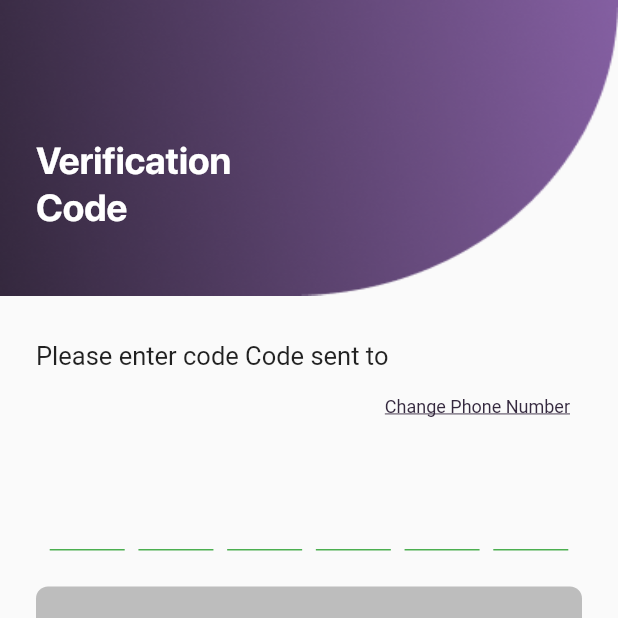
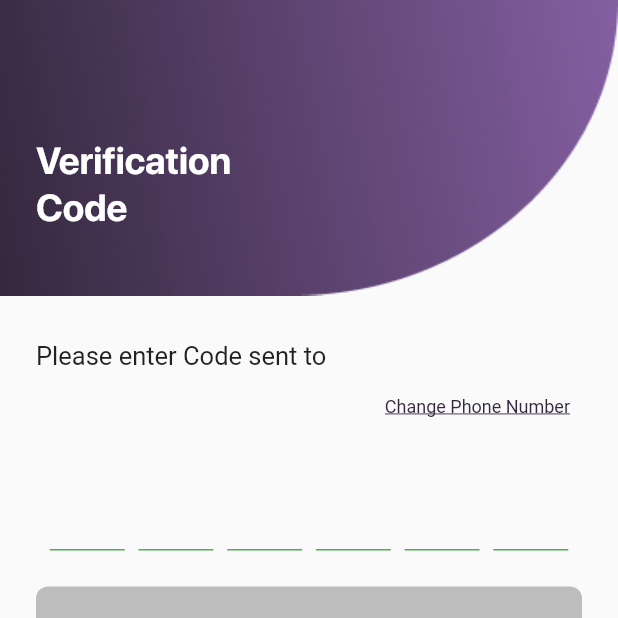
Before and after one commit to frg-x/e_commerce_template, a Flutter app: the VerificationScreen screen opened directly with empty values, on a phone screen of 412 x 824 dp, the top half of it. Run offline on Flutter 3.47's test engine with Material 2 defaults, Android fonts, the phone set to English and light mode, and no system bars; drawn by our look-alikes of otp_text_field; our stand-ins replace mask_text_input_formatter; Roboto replaces fonts that are missing (SF-Pro-Text).

```diff
--- a/lib/screens/verification_screen.dart
+++ b/lib/screens/verification_screen.dart
@@ -58,7 +58,7 @@ class _VerificationScreenState extends State<VerificationScreen> {
                 children: [
                   Container(
                     child: Text(
-                      'Please enter code Code sent to',
+                      'Please enter Code sent to',
                       style: TextStyle(
                         fontSize: 17.0,
                         fontWeight: FontWeight.w400,
```
